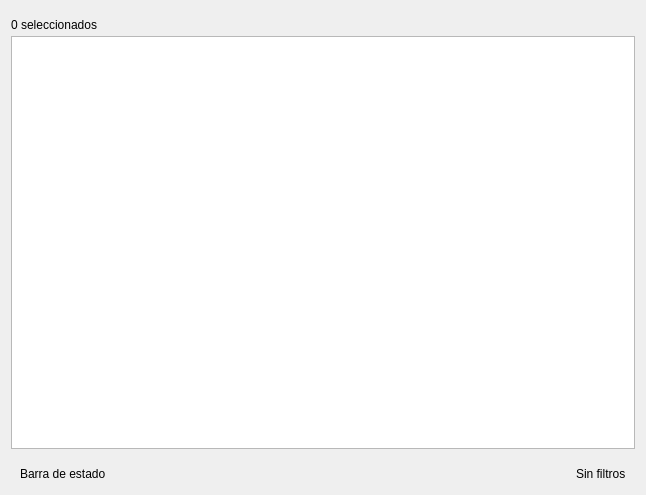
R0land013/blue-pos, file view/ui/expense_management.ui: the form before one commit.
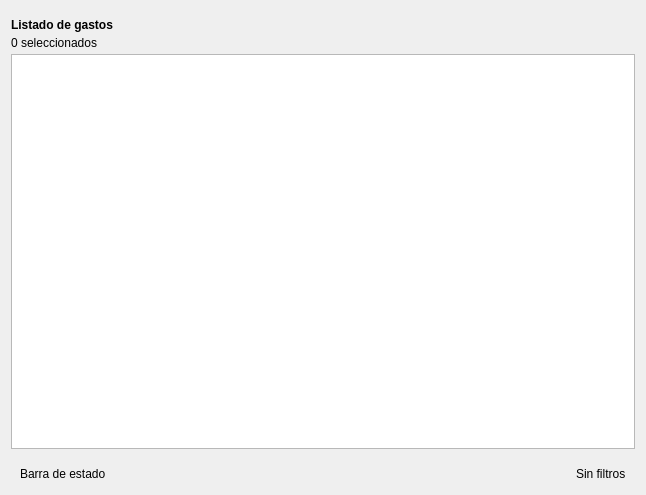
The form after the commit.

```diff
--- a/view/ui/expense_management.ui
+++ b/view/ui/expense_management.ui
@@ -72,6 +72,13 @@
          <property name="bottomMargin">
           <number>0</number>
          </property>
+         <item>
+          <widget class="QLabel" name="label">
+           <property name="text">
+            <string>&lt;b&gt;Listado de gastos&lt;/b&gt;</string>
+           </property>
+          </widget>
+         </item>
          <item>
           <widget class="QLabel" name="selected_quantity_label">
            <property name="sizePolicy">
```
